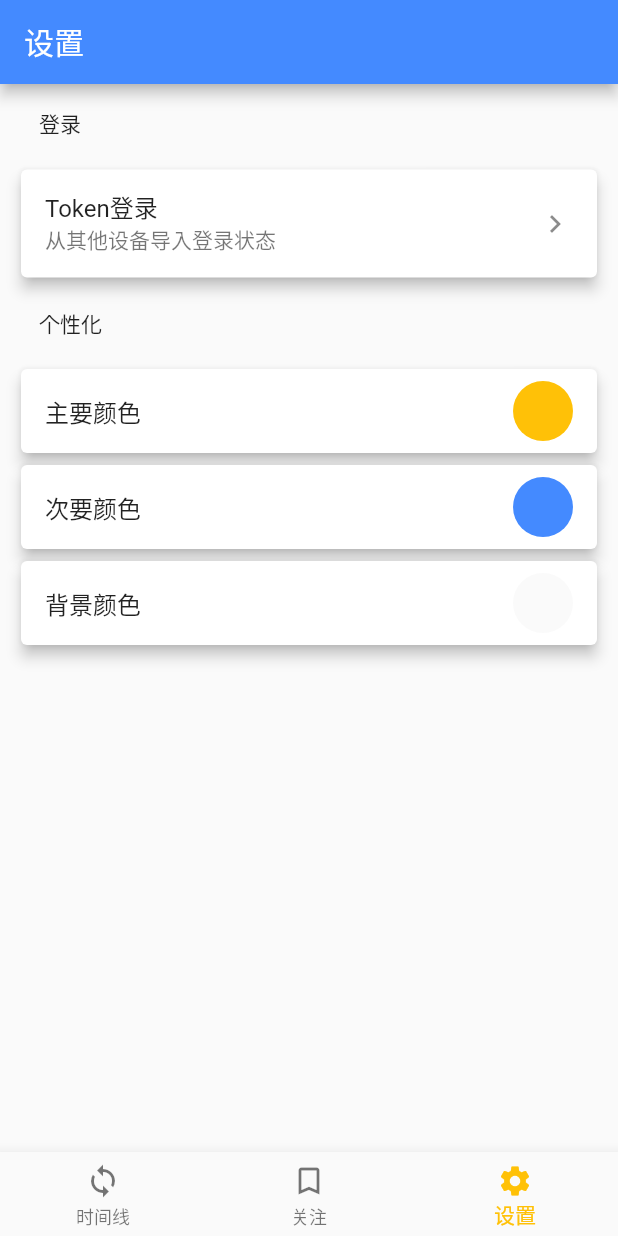
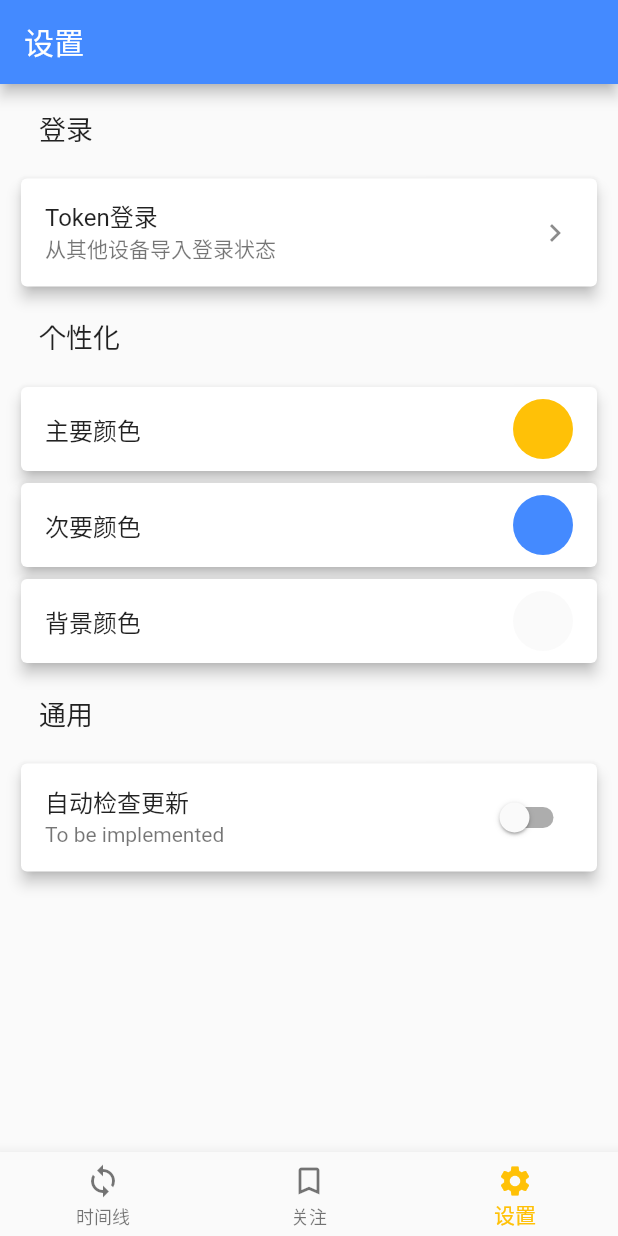
Before and after one commit to thuhole/webhole-next, a Flutter app: the screen it shows after launch, swiped to page 3, on a phone screen of 412 x 824 dp. Run offline on Flutter 3.47's test engine with Material 2 defaults, Android fonts, the light colour scheme and no system bars; our stand-ins replace flutter_colorpicker, flutter_speed_dial, shared_preferences, transparent_image; missing offline and left inert: draggable_scrollbar; Roboto replaces fonts that are missing (Roboto-Medium).

Commit message:
add basic features

```diff
--- a/lib/widgets/settings.dart
+++ b/lib/widgets/settings.dart
@@ -14,6 +14,7 @@ class SettingsWidget extends StatefulWidget {
 
 class _SettingsWidgetState extends State<SettingsWidget> {
   final myController = TextEditingController();
+  bool _autoUpdate = false;
   Function refreshHome;
 
   _SettingsWidgetState(this.refreshHome);
@@ -30,7 +31,7 @@ class _SettingsWidgetState extends State<SettingsWidget> {
         children: [
           Padding(
             padding: const EdgeInsets.all(16.0),
-            child: Text("登录"),
+            child: Text("登录", style: TextStyle(fontSize: 18.0)),
           ),
           Card(
             elevation: 4,
@@ -45,7 +46,10 @@ class _SettingsWidgetState extends State<SettingsWidget> {
           ),
           Padding(
             padding: const EdgeInsets.all(16.0),
-            child: Text("个性化"),
+            child: Text(
+              "个性化",
+              style: TextStyle(fontSize: 18.0),
+            ),
           ),
           Card(
             elevation: 4,
@@ -82,6 +86,29 @@ class _SettingsWidgetState extends State<SettingsWidget> {
                 showColorPicker(
                     context, backgroundColor, changeBackgroundColor);
               },
+            ),
+          ),
+          Padding(
+            padding: const EdgeInsets.all(16.0),
+            child: Text(
+              "通用",
+              style: TextStyle(fontSize: 18.0),
+            ),
+          ),
+          Card(
+            elevation: 4,
+            child: ListTile(
+              title: Text("自动检查更新"),
+              subtitle: Text("To be implemented"),
+              trailing: Switch(
+                value: _autoUpdate,
+                onChanged: (value) {
+                  setState(() {
+                    _autoUpdate = value;
+                    print("TODO");
+                  });
+                },
+              ),
             ),
           ),
         ],
@@ -123,12 +150,6 @@ class _SettingsWidgetState extends State<SettingsWidget> {
       child: AlertDialog(
         title: const Text('Pick a color!'),
         content: SingleChildScrollView(
-//          child: ColorPicker(
-//            pickerColor: pickerColor,
-//            onColorChanged: changeColor,
-//            showLabel: true,
-//            pickerAreaHeightPercent: 0.8,
-//          ),
           // Use Material color picker:
           //
           child: MaterialPicker(
@@ -136,18 +157,6 @@ class _SettingsWidgetState extends State<SettingsWidget> {
             onColorChanged: changeColor,
 //             showLabel: true, // only on portrait mode
           ),
-          //
-          // Use Block color picker:
-          //
-          // child: BlockPicker(
-          //   pickerColor: currentColor,
-          //   onColorChanged: changeColor,
-          // ),
-          //
-          // child: MultipleChoiceBlockPicker(
-          //   pickerColors: currentColors,
-          //   onColorsChanged: changeColors,
-          // ),
         ),
         actions: <Widget>[
           FlatButton(
```
Also changed, not shown: lib/widgets/hole_details.dart (+6 -3 lines), lib/widgets/postWidget.dart (+12 -6 lines), 1 other file.
